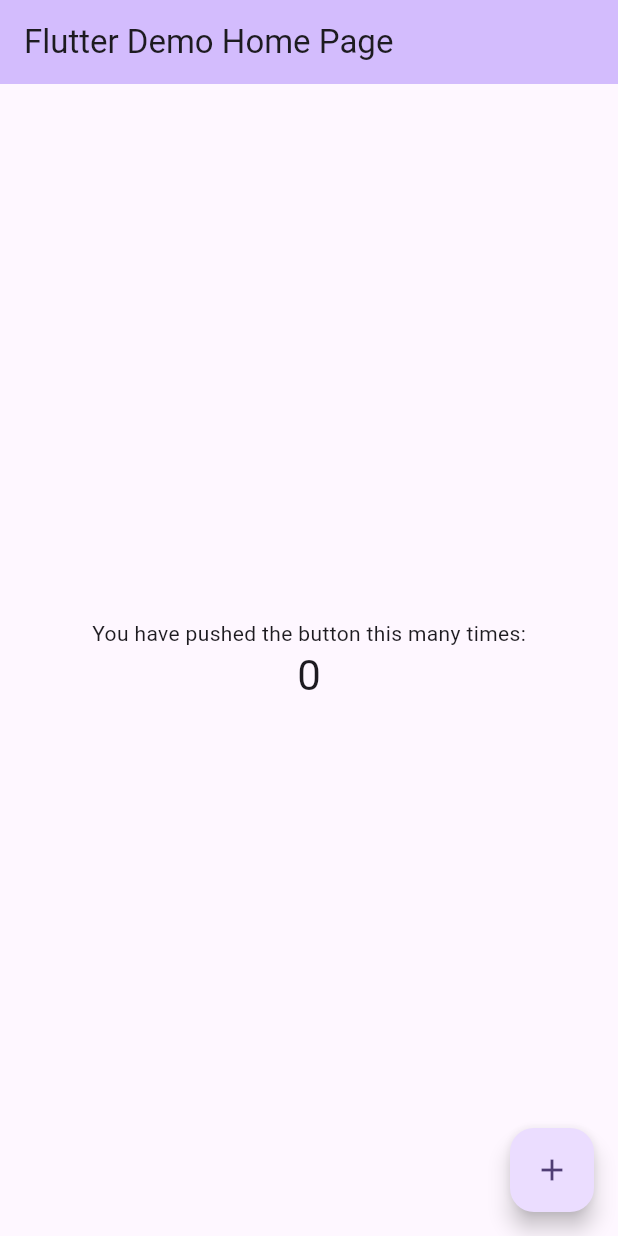
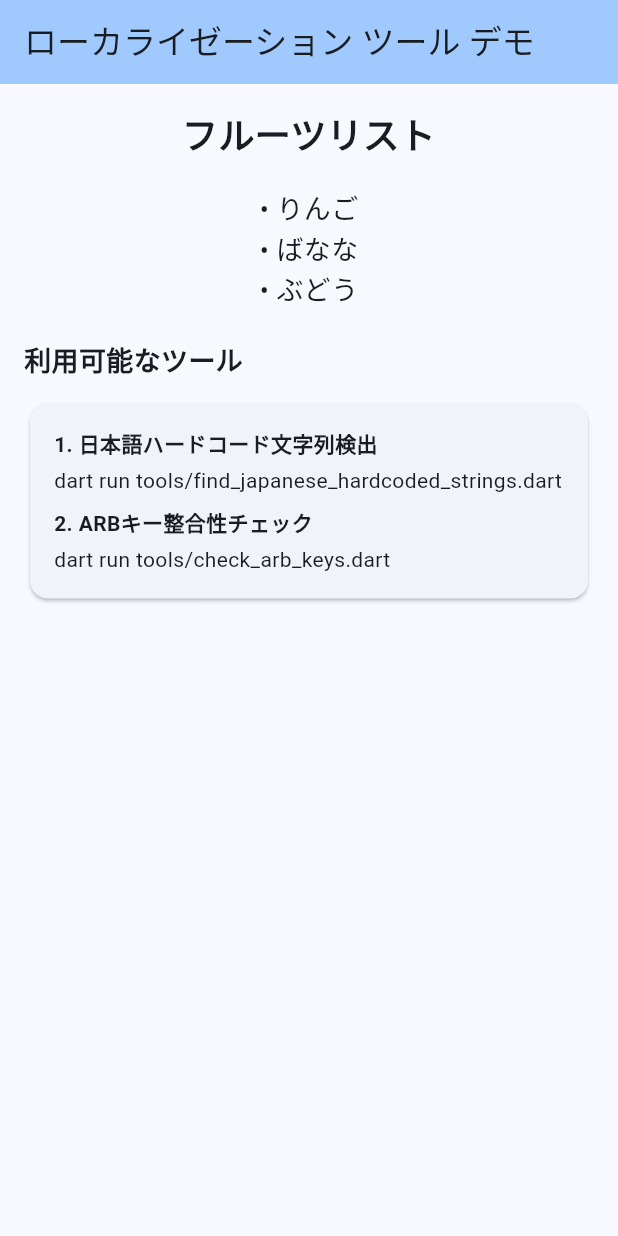
Before and after one commit to tks-00/flutter_localization_tools, a Flutter app: the screen it shows after launch, on a phone screen of 412 x 824 dp. Run offline on Flutter 3.47's test engine with Material 3 defaults, Android fonts, the light colour scheme and no system bars; our stand-ins replace gap.

Commit message:
feat: デモ用サンプルアプリを実装

```diff
--- a/lib/main.dart
+++ b/lib/main.dart
@@ -1,4 +1,5 @@
 import 'package:flutter/material.dart';
+import 'views/samples/sample_screen.dart';
 
 void main() {
   runApp(const MyApp());
@@ -7,116 +8,15 @@ void main() {
 class MyApp extends StatelessWidget {
   const MyApp({super.key});
 
-  // This widget is the root of your application.
   @override
   Widget build(BuildContext context) {
     return MaterialApp(
-      title: 'Flutter Demo',
+      title: 'ツール デモ',
       theme: ThemeData(
-        // This is the theme of your application.
-        //
-        // TRY THIS: Try running your application with "flutter run". You'll see
-        // the application has a purple toolbar. Then, without quitting the app,
-        // try changing the seedColor in the colorScheme below to Colors.green
-        // and then invoke "hot reload" (save your changes or press the "hot
-        // reload" button in a Flutter-supported IDE, or press "r" if you used
-        // the command line to start the app).
-        //
-        // Notice that the counter didn't reset back to zero; the application
-        // state is not lost during the reload. To reset the state, use hot
-        // restart instead.
-        //
-        // This works for code too, not just values: Most code changes can be
-        // tested with just a hot reload.
-        colorScheme: ColorScheme.fromSeed(seedColor: Colors.deepPurple),
+        colorScheme: ColorScheme.fromSeed(seedColor: Colors.blue),
+        useMaterial3: true,
       ),
-      home: const MyHomePage(title: 'Flutter Demo Home Page'),
+      home: const SampleScreen(),
     );
   }
 }
-
-class MyHomePage extends StatefulWidget {
-  const MyHomePage({super.key, required this.title});
-
-  // This widget is the home page of your application. It is stateful, meaning
-  // that it has a State object (defined below) that contains fields that affect
-  // how it looks.
-
-  // This class is the configuration for the state. It holds the values (in this
-  // case the title) provided by the parent (in this case the App widget) and
-  // used by the build method of the State. Fields in a Widget subclass are
-  // always marked "final".
-
-  final String title;
-
-  @override
-  State<MyHomePage> createState() => _MyHomePageState();
-}
-
-class _MyHomePageState extends State<MyHomePage> {
-  int _counter = 0;
-
-  void _incrementCounter() {
-    setState(() {
-      // This call to setState tells the Flutter framework that something has
-      // changed in this State, which causes it to rerun the build method below
-      // so that the display can reflect the updated values. If we changed
-      // _counter without calling setState(), then the build method would not be
-      // called again, and so nothing would appear to happen.
-      _counter++;
-    });
-  }
-
-  @override
-  Widget build(BuildContext context) {
-    // This method is rerun every time setState is called, for instance as done
-    // by the _incrementCounter method above.
-    //
-    // The Flutter framework has been optimized to make rerunning build methods
-    // fast, so that you can just rebuild anything that needs updating rather
-    // than having to individually change instances of widgets.
-    return Scaffold(
-      appBar: AppBar(
-        // TRY THIS: Try changing the color here to a specific color (to
-        // Colors.amber, perhaps?) and trigger a hot reload to see the AppBar
-        // change color while the other colors stay the same.
-        backgroundColor: Theme.of(context).colorScheme.inversePrimary,
-        // Here we take the value from the MyHomePage object that was created by
-        // the App.build method, and use it to set our appbar title.
-        title: Text(widget.title),
-      ),
-      body: Center(
-        // Center is a layout widget. It takes a single child and positions it
-        // in the middle of the parent.
-        child: Column(
-          // Column is also a layout widget. It takes a list of children and
-          // arranges them vertically. By default, it sizes itself to fit its
-          // children horizontally, and tries to be as tall as its parent.
-          //
-          // Column has various properties to control how it sizes itself and
-          // how it positions its children. Here we use mainAxisAlignment to
-          // center the children vertically; the main axis here is the vertical
-          // axis because Columns are vertical (the cross axis would be
-          // horizontal).
-          //
-          // TRY THIS: Invoke "debug painting" (choose the "Toggle Debug Paint"
-          // action in the IDE, or press "p" in the console), to see the
-          // wireframe for each widget.
-          mainAxisAlignment: MainAxisAlignment.center,
-          children: <Widget>[
-            const Text('You have pushed the button this many times:'),
-            Text(
-              '$_counter',
-              style: Theme.of(context).textTheme.headlineMedium,
-            ),
-          ],
-        ),
-      ),
-      floatingActionButton: FloatingActionButton(
-        onPressed: _incrementCounter,
-        tooltip: 'Increment',
-        child: const Icon(Icons.add),
-      ), // This trailing comma makes auto-formatting nicer for build methods.
-    );
-  }
-}
--- /dev/null
+++ b/lib/views/samples/sample_screen.dart
@@ -0,0 +1,81 @@
+/// サンプル画面
+///
+/// このファイルには日本語のハードコーディングが含まれており、
+/// find_japanese_hardcoded_strings.dart の動作確認に使用します。
+/// また、ツールの使用方法も説明しています。
+
+import 'package:flutter/material.dart';
+import 'package:gap/gap.dart';
+
+class SampleScreen extends StatelessWidget {
+  const SampleScreen({super.key});
+
+  @override
+  Widget build(BuildContext context) {
+    return Scaffold(
+      appBar: AppBar(
+        backgroundColor: Theme.of(context).colorScheme.inversePrimary,
+        // 日本語（検出される）
+        title: const Text('ローカライゼーション ツール デモ'),
+      ),
+      body: Padding(
+        padding: const EdgeInsets.all(16.0),
+        child: Column(
+          crossAxisAlignment: CrossAxisAlignment.stretch,
+          children: [
+            const Text(
+              'フルーツリスト',
+              style: TextStyle(fontSize: 24, fontWeight: FontWeight.bold),
+              textAlign: TextAlign.center,
+            ),
+            const Gap(20),
+
+            // 日本語でハードコードされた項目（これらが検出される）
+            const Center(
+              child: Column(
+                children: [
+                  Text('• りんご', style: TextStyle(fontSize: 18)),
+                  Text('• ばなな', style: TextStyle(fontSize: 18)),
+                  Text('• ぶどう', style: TextStyle(fontSize: 18)),
+                ],
+              ),
+            ),
+            const Gap(20),
+
+            const Text(
+              '利用可能なツール',
+              style: TextStyle(fontSize: 18, fontWeight: FontWeight.w600),
+            ),
+            const Gap(12),
+
+            Card(
+              child: Padding(
+                padding: const EdgeInsets.all(16.0),
+                child: Column(
+                  crossAxisAlignment: CrossAxisAlignment.start,
+                  children: [
+                    const Text(
+                      '1. 日本語ハードコード文字列検出',
+                      style: TextStyle(fontWeight: FontWeight.w600),
+                    ),
+                    const Gap(4),
+                    const Text(
+                      'dart run tools/find_japanese_hardcoded_strings.dart',
+                    ),
+                    const Gap(8),
+                    const Text(
+                      '2. ARBキー整合性チェック',
+                      style: TextStyle(fontWeight: FontWeight.w600),
+                    ),
+                    const Gap(4),
+                    const Text('dart run tools/check_arb_keys.dart'),
+                  ],
+                ),
+              ),
+            ),
+          ],
+        ),
+      ),
+    );
+  }
+}
--- a/pubspec.yaml
+++ b/pubspec.yaml
@@ -34,6 +34,7 @@ dependencies:
   # The following adds the Cupertino Icons font to your application.
   # Use with the CupertinoIcons class for iOS style icons.
   cupertino_icons: ^1.0.8
+  gap: ^3.0.1
 
 dev_dependencies:
   flutter_test:
```
Also changed, not shown: pubspec.lock.
